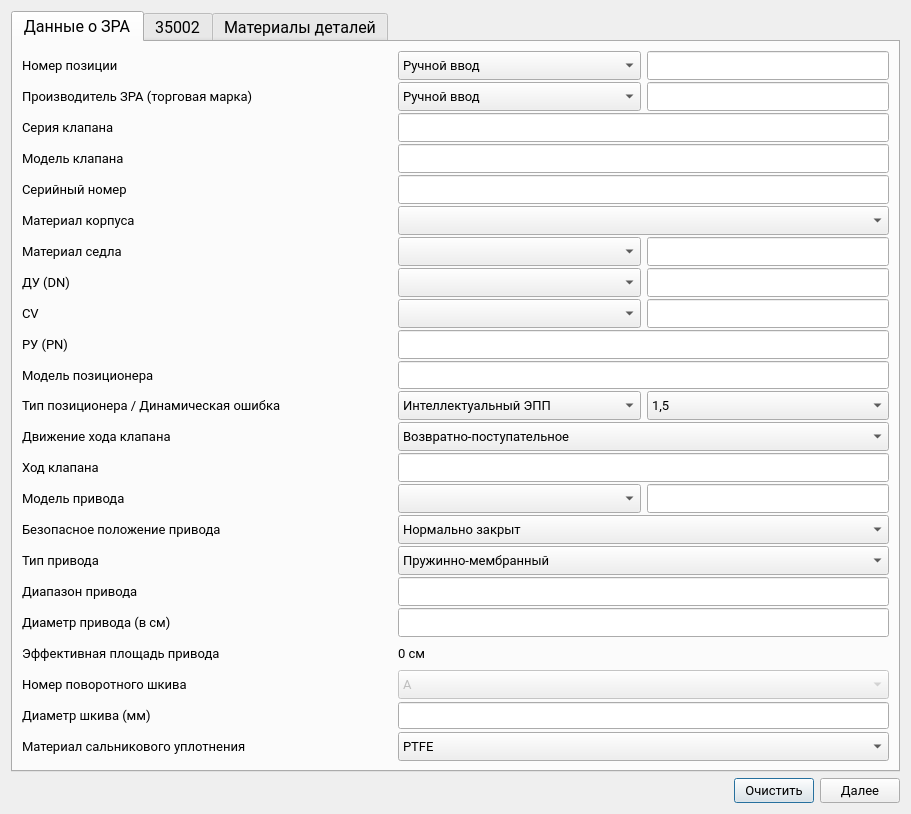
Old version of the form ValveWindow.ui in the repository Rekvim/MpiSdk.
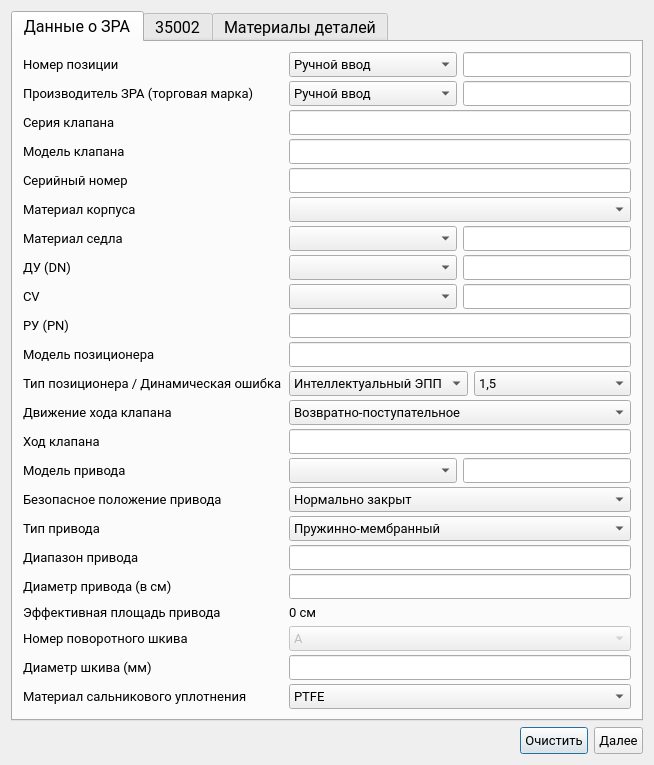
New version of the form.

```diff
--- a/ValveWindow.ui
+++ b/ValveWindow.ui
@@ -6,12 +6,12 @@
    <rect>
     <x>0</x>
     <y>0</y>
-    <width>911</width>
-    <height>814</height>
+    <width>654</width>
+    <height>719</height>
    </rect>
   </property>
   <property name="sizePolicy">
-   <sizepolicy hsizetype="Fixed" vsizetype="Preferred">
+   <sizepolicy hsizetype="Maximum" vsizetype="Maximum">
     <horstretch>0</horstretch>
     <verstretch>0</verstretch>
    </sizepolicy>
@@ -36,10 +36,13 @@
      </property>
      <property name="font">
       <font>
-       <family>Roboto</family>
+       <family>Segoe UI</family>
        <pointsize>12</pointsize>
       </font>
      </property>
+     <property name="styleSheet">
+      <string notr="true"/>
+     </property>
      <property name="currentIndex">
       <number>0</number>
      </property>
@@ -49,7 +52,19 @@
       </attribute>
       <layout class="QVBoxLayout" name="verticalLayout_2">
        <property name="spacing">
-        <number>2</number>
+        <number>4</number>
+       </property>
+       <property name="leftMargin">
+        <number>10</number>
+       </property>
+       <property name="topMargin">
+        <number>10</number>
+       </property>
+       <property name="rightMargin">
+        <number>10</number>
+       </property>
+       <property name="bottomMargin">
+        <number>10</number>
        </property>
        <item>
         <widget class="QWidget" name="widget_positionNumber" native="true">
@@ -70,19 +85,19 @@
            <widget class="QLabel" name="label_positionNumber">
             <property name="minimumSize">
              <size>
-              <width>370</width>
+              <width>260</width>
               <height>0</height>
              </size>
             </property>
             <property name="maximumSize">
              <size>
-              <width>230</width>
+              <width>260</width>
               <height>16777215</height>
              </size>
             </property>
             <property name="font">
              <font>
-              <family>Roboto</family>
+              <family>Segoe UI</family>
               <pointsize>10</pointsize>
              </font>
             </property>
@@ -101,10 +116,13 @@
             </property>
             <property name="font">
              <font>
-              <family>Roboto</family>
+              <family>Segoe UI</family>
               <pointsize>10</pointsize>
              </font>
             </property>
+            <property name="styleSheet">
+             <string notr="true"/>
+            </property>
             <item>
              <property name="text">
               <string>Ручной ввод</string>
@@ -122,10 +140,13 @@
             </property>
             <property name="font">
              <font>
-              <family>Roboto</family>
+              <family>Segoe UI</family>
               <pointsize>10</pointsize>
              </font>
             </property>
+            <property name="styleSheet">
+             <string notr="true"/>
+            </property>
            </widget>
           </item>
          </layout>
@@ -156,19 +177,19 @@
             </property>
             <property name="minimumSize">
              <size>
-              <width>370</width>
+              <width>260</width>
               <height>0</height>
              </size>
             </property>
             <property name="maximumSize">
              <size>
-              <width>230</width>
+              <width>260</width>
               <height>16777215</height>
              </size>
             </property>
             <property name="font">
              <font>
-              <family>Roboto</family>
+              <family>Segoe UI</family>
               <pointsize>10</pointsize>
              </font>
             </property>
@@ -193,10 +214,13 @@
             </property>
             <property name="font">
              <font>
-              <family>Roboto</family>
+              <family>Segoe UI</family>
               <pointsize>10</pointsize>
              </font>
             </property>
+            <property name="styleSheet">
+             <string notr="true"/>
+            </property>
             <item>
              <property name="text">
               <string>Ручной ввод</string>
@@ -214,10 +238,13 @@
             </property>
             <property name="font">
              <font>
-              <family>Roboto</family>
+              <family>Segoe UI</family>
               <pointsize>10</pointsize>
              </font>
             </property>
+            <property name="styleSheet">
+             <string notr="true"/>
+            </property>
            </widget>
           </item>
          </layout>
@@ -242,19 +269,19 @@
            <widget class="QLabel" name="label_valveSeries">
             <property name="minimumSize">
              <size>
-              <width>370</width>
+              <width>260</width>
               <height>0</height>
              </size>
             </property>
             <property name="maximumSize">
              <size>
-              <width>230</width>
+              <width>260</width>
               <height>16777215</height>
              </size>
             </property>
             <property name="font">
              <font>
-              <family>Roboto</family>
+              <family>Segoe UI</family>
               <pointsize>10</pointsize>
              </font>
             </property>
@@ -273,10 +300,13 @@
             </property>
             <property name="font">
              <font>
-              <family>Roboto</family>
+              <family>Segoe UI</family>
               <pointsize>10</pointsize>
              </font>
             </property>
+            <property name="styleSheet">
+             <string notr="true"/>
+            </property>
            </widget>
           </item>
          </layout>
@@ -301,19 +331,19 @@
            <widget class="QLabel" name="label_valveModel">
             <property name="minimumSize">
              <size>
-              <width>370</width>
+              <width>260</width>
               <height>0</height>
              </size>
             </property>
             <property name="maximumSize">
              <size>
-              <width>230</width>
+              <width>260</width>
               <height>16777215</height>
              </size>
             </property>
             <property name="font">
              <font>
-              <family>Roboto</family>
+              <family>Segoe UI</family>
               <pointsize>10</pointsize>
              </font>
             </property>
@@ -332,10 +362,13 @@
             </property>
             <property name="font">
              <font>
-              <family>Roboto</family>
+              <family>Segoe UI</family>
               <pointsize>10</pointsize>
              </font>
             </property>
+            <property name="styleSheet">
+             <string notr="true"/>
+            </property>
            </widget>
           </item>
          </layout>
@@ -360,19 +393,19 @@
            <widget class="QLabel" name="label_serialNumber">
             <property name="minimumSize">
              <size>
-              <width>370</width>
+              <width>260</width>
               <height>0</height>
              </size>
             </property>
             <property name="maximumSize">
              <size>
-              <width>230</width>
+              <width>260</width>
               <height>16777215</height>
              </size>
             </property>
             <property name="font">
              <font>
-              <family>Roboto</family>
+              <family>Segoe UI</family>
               <pointsize>10</pointsize>
              </font>
             </property>
@@ -391,10 +424,13 @@
             </property>
             <property name="font">
              <font>
-              <family>Roboto</family>
+              <family>Segoe UI</family>
               <pointsize>10</pointsize>
              </font>
             </property>
+            <property name="styleSheet">
+             <string notr="true"/>
+            </property>
            </widget>
           </item>
          </layout>
@@ -419,19 +455,19 @@
            <widget class="QLabel" name="label_materialBody">
             <property name="minimumSize">
              <size>
-              <width>370</width>
+              <width>260</width>
               <height>0</height>
              </size>
             </property>
             <property name="maximumSize">
              <size>
-              <width>230</width>
+              <width>260</width>
               <height>16777215</height>
              </size>
             </property>
             <property name="font">
              <font>
-              <family>Roboto</family>
+              <family>Segoe UI</family>
               <pointsize>10</pointsize>
              </font>
             </property>
@@ -456,10 +492,13 @@
             </property>
             <property name="font">
              <font>
-              <family>Roboto</family>
+              <family>Segoe UI</family>
               <pointsize>10</pointsize>
              </font>
             </property>
+            <property name="styleSheet">
+             <string notr="true"/>
+            </property>
            </widget>
           </item>
          </layout>
@@ -484,19 +523,19 @@
            <widget class="QLabel" name="label_material_saddleMaterials">
             <property name="minimumSize">
              <size>
-              <width>370</width>
+              <width>260</width>
               <height>0</height>
              </size>
             </property>
             <property name="maximumSize">
              <size>
-              <width>230</width>
+              <width>260</width>
               <height>16777215</height>
              </size>
             </property>
             <property name="font">
              <font>
-              <family>Roboto</family>
+              <family>Segoe UI</family>
               <pointsize>10</pointsize>
              </font>
             </property>
@@ -515,10 +554,13 @@
             </property>
             <property name="font">
              <font>
-              <family>Roboto</family>
+              <family>Segoe UI</family>
               <pointsize>10</pointsize>
              </font>
             </property>
+            <property name="styleSheet">
+             <string notr="true"/>
+            </property>
            </widget>
           </item>
           <item>
@@ -531,10 +573,13 @@
             </property>
             <property name="font">
              <font>
-              <family>Roboto</family>
+              <family>Segoe UI</family>
               <pointsize>10</pointsize>
              </font>
             </property>
+            <property name="styleSheet">
+             <string notr="true"/>
+            </property>
            </widget>
           </item>
          </layout>
@@ -559,19 +604,19 @@
            <widget class="QLabel" name="label_DN">
             <property name="minimumSize">
              <size>
-              <width>370</width>
+              <width>260</width>
               <height>0</height>
              </size>
             </property>
             <property name="maximumSize">
              <size>
-              <width>230</width>
+              <width>260</width>
               <height>16777215</height>
              </size>
             </property>
             <property name="font">
              <font>
-              <family>Roboto</family>
+              <family>Segoe UI</family>
               <pointsize>10</pointsize>
              </font>
             </property>
@@ -596,10 +641,13 @@
             </property>
             <property name="font">
              <font>
-              <family>Roboto</family>
+              <family>Segoe UI</family>
               <pointsize>10</pointsize>
              </font>
             </property>
+            <property name="styleSheet">
+             <string notr="true"/>
+            </property>
            </widget>
           </item>
           <item>
@@ -612,10 +660,13 @@
             </property>
             <property name="font">
              <font>
-              <family>Roboto</family>
+              <family>Segoe UI</family>
               <pointsize>10</pointsize>
              </font>
             </property>
+            <property name="styleSheet">
+             <string notr="true"/>
+            </property>
            </widget>
           </item>
          </layout>
@@ -640,19 +691,19 @@
            <widget class="QLabel" name="label_CV">
             <property name="minimumSize">
              <size>
-              <width>370</width>
+              <width>260</width>
               <height>0</height>
              </size>
             </property>
             <property name="maximumSize">
              <size>
-              <width>230</width>
+              <width>260</width>
               <height>16777215</height>
              </size>
             </property>
             <property name="font">
              <font>
-              <family>Roboto</family>
+              <family>Segoe UI</family>
               <pointsize>10</pointsize>
              </font>
             </property>
@@ -671,10 +722,13 @@
             </property>
             <property name="font">
              <font>
-              <family>Roboto</family>
+              <family>Segoe UI</family>
               <pointsize>10</pointsize>
              </font>
             </property>
+            <property name="styleSheet">
+             <string notr="true"/>
+            </property>
            </widget>
           </item>
           <item>
@@ -687,10 +741,13 @@
             </property>
             <property name="font">
              <font>
-              <family>Roboto</family>
+              <family>Segoe UI</family>
               <pointsize>10</pointsize>
              </font>
             </property>
+            <property name="styleSheet">
+             <string notr="true"/>
+            </property>
            </widget>
           </item>
          </layout>
@@ -715,19 +772,19 @@
            <widget class="QLabel" name="label_PN">
             <property name="minimumSize">
              <size>
-              <width>370</width>
+              <width>260</width>
               <height>0</height>
              </size>
             </property>
             <property name="maximumSize">
              <size>
-              <width>230</width>
+              <width>260</width>
               <height>16777215</height>
              </size>
             </property>
             <property name="font">
              <font>
-              <family>Roboto</family>
+              <family>Segoe UI</family>
               <pointsize>10</pointsize>
              </font>
             </property>
@@ -746,10 +803,13 @@
             </property>
             <property name="font">
              <font>
-              <family>Roboto</family>
+              <family>Segoe UI</family>
               <pointsize>10</pointsize>
              </font>
             </property>
+            <property name="styleSheet">
+             <string notr="true"/>
+            </property>
            </widget>
           </item>
          </layout>
@@ -774,19 +834,19 @@
            <widget class="QLabel" name="label_positionerModel">
             <property name="minimumSize">
              <size>
-              <width>370</width>
+              <width>260</width>
               <height>0</height>
              </size>
             </property>
             <property name="maximumSize">
              <size>
-              <width>230</width>
+              <width>260</width>
               <height>16777215</height>
              </size>
             </property>
             <property name="font">
              <font>
-              <family>Roboto</family>
+              <family>Segoe UI</family>
               <pointsize>10</pointsize>
              </font>
             </property>
@@ -805,10 +865,13 @@
             </property>
             <property name="font">
              <font>
-              <family>Roboto</family>
+              <family>Segoe UI</family>
               <pointsize>10</pointsize>
              </font>
             </property>
+            <property name="styleSheet">
+             <string notr="true"/>
+            </property>
            </widget>
           </item>
          </layout>
@@ -833,19 +896,19 @@
            <widget class="QLabel" name="label_dinamicError_positionerType">
             <property name="minimumSize">
              <size>
-              <width>370</width>
+              <width>260</width>
               <height>0</height>
              </size>
             </property>
             <property name="maximumSize">
              <size>
-              <width>230</width>
+              <width>260</width>
               <height>16777215</height>
              </size>
             </property>
             <property name="font">
              <font>
-              <family>Roboto</family>
+              <family>Segoe UI</family>
               <pointsize>10</pointsize>
              </font>
             </property>
@@ -864,10 +927,13 @@
             </property>
             <property name="font">
              <font>
-              <family>Roboto</family>
+              <family>Segoe UI</family>
               <pointsize>10</pointsize>
              </font>
             </property>
+            <property name="styleSheet">
+             <string notr="true"/>
+            </property>
             <item>
              <property name="text">
               <string>Интеллектуальный ЭПП</string>
@@ -895,10 +961,13 @@
             </property>
             <property name="font">
              <font>
-              <family>Roboto</family>
+              <family>Segoe UI</family>
               <pointsize>10</pointsize>
              </font>
             </property>
+            <property name="styleSheet">
+             <string notr="true"/>
+            </property>
             <item>
              <property name="text">
               <string>1,5</string>
@@ -933,19 +1002,19 @@
            <widget class="QLabel" name="label_strokeMovement">
             <property name="minimumSize">
              <size>
-              <width>370</width>
+              <width>260</width>
               <height>0</height>
              </size>
             </property>
             <property name="maximumSize">
              <size>
-              <width>230</width>
+              <width>260</width>
               <height>16777215</height>
              </size>
             </property>
             <property name="font">
              <font>
-              <family>Roboto</family>
+              <family>Segoe UI</family>
               <pointsize>10</pointsize>
              </font>
             </property>
@@ -964,10 +1033,13 @@
             </property>
             <property name="font">
              <font>
-              <family>Roboto</family>
+              <family>Segoe UI</family>
               <pointsize>10</pointsize>
              </font>
             </property>
+            <property name="styleSheet">
+             <string notr="true"/>
+            </property>
             <item>
              <property name="text">
               <string>Возвратно-поступательное</string>
@@ -1002,19 +1074,19 @@
            <widget class="QLabel" name="label_valveStroke">
             <property name="minimumSize">
              <size>
-              <width>370</width>
+              <width>260</width>
               <height>0</height>
              </size>
             </property>
             <property name="maximumSize">
              <size>
-              <width>230</width>
+              <width>260</width>
               <height>16777215</height>
              </size>
             </property>
             <property name="font">
              <font>
-              <family>Roboto</family>
+              <family>Segoe UI</family>
               <pointsize>10</pointsize>
              </font>
             </property>
@@ -1033,10 +1105,13 @@
             </property>
             <property name="font">
              <font>
-              <family>Roboto</family>
+              <family>Segoe UI</family>
               <pointsize>10</pointsize>
              </font>
             </property>
+            <property name="styleSheet">
+             <string notr="true"/>
+            </property>
            </widget>
           </item>
          </layout>
@@ -1061,19 +1136,19 @@
            <widget class="QLabel" name="label_driveModel">
             <property name="minimumSize">
              <size>
-              <width>370</width>
+              <width>260</width>
               <height>0</height>
              </size>
             </property>
             <property name="maximumSize">
              <size>
-              <width>230</width>
+              <width>260</width>
               <height>16777215</height>
              </size>
             </property>
             <property name="font">
              <font>
-              <family>Roboto</family>
+              <family>Segoe UI</family>
               <pointsize>10</pointsize>
              </font>
             </property>
@@ -1098,10 +1173,13 @@
             </property>
             <property name="font">
              <font>
-              <family>Roboto</family>
+              <family>Segoe UI</family>
               <pointsize>10</pointsize>
              </font>
             </property>
+            <property name="styleSheet">
+             <string notr="true"/>
+            </property>
            </widget>
           </item>
           <item>
@@ -1114,10 +1192,13 @@
             </property>
             <property name="font">
              <font>
-              <family>Roboto</family>
+              <family>Segoe UI</family>
               <pointsize>10</pointsize>
              </font>
             </property>
+            <property name="styleSheet">
+             <string notr="true"/>
+            </property>
            </widget>
           </item>
          </layout>
@@ -1142,19 +1223,19 @@
            <widget class="QLabel" name="label_safePosition">
             <property name="minimumSize">
              <size>
-              <width>370</width>
+              <width>260</width>
               <height>0</height>
              </size>
             </property>
             <property name="maximumSize">
              <size>
-              <width>230</width>
+              <width>260</width>
               <height>16777215</height>
              </size>
             </property>
             <property name="font">
              <font>
-              <family>Roboto</family>
+              <family>Segoe UI</family>
               <pointsize>10</pointsize>
              </font>
             </property>
@@ -1173,10 +1254,13 @@
             </property>
             <property name="font">
              <font>
-              <family>Roboto</family>
+              <family>Segoe UI</family>
               <pointsize>10</pointsize>
              </font>
             </property>
+            <property name="styleSheet">
+             <string notr="true"/>
+            </property>
             <item>
              <property name="text">
               <string>Нормально закрыт</string>
@@ -1211,19 +1295,19 @@
            <widget class="QLabel" name="label_driveType">
             <property name="minimumSize">
              <size>
-              <width>370</width>
+              <width>260</width>
               <height>0</height>
              </size>
             </property>
             <property name="maximumSize">
              <size>
-              <width>230</width>
+              <width>260</width>
               <height>16777215</height>
              </size>
             </property>
             <property name="font">
              <font>
-              <family>Roboto</family>
+              <family>Segoe UI</family>
               <pointsize>10</pointsize>
              </font>
             </property>
@@ -1242,10 +1326,13 @@
             </property>
             <property name="font">
              <font>
-              <family>Roboto</family>
+              <family>Segoe UI</family>
               <pointsize>10</pointsize>
              </font>
             </property>
+            <property name="styleSheet">
+             <string notr="true"/>
+            </property>
             <item>
              <property name="text">
               <string>Пружинно-мембранный</string>
@@ -1280,19 +1367,19 @@
            <widget class="QLabel" name="label_driveRange">
             <property name="minimumSize">
              <size>
-              <width>370</width>
+              <width>260</width>
               <height>0</height>
              </size>
             </property>
             <property name="maximumSize">
              <size>
-              <width>230</width>
+              <width>260</width>
               <height>16777215</height>
              </size>
             </property>
             <property name="font">
              <font>
-              <family>Roboto</family>
+              <family>Segoe UI</family>
               <pointsize>10</pointsize>
              </font>
             </property>
@@ -1311,10 +1398,13 @@
             </property>
             <property name="font">
              <font>
-              <family>Roboto</family>
+              <family>Segoe UI</family>
               <pointsize>10</pointsize>
              </font>
             </property>
+            <property name="styleSheet">
+             <string notr="true"/>
+            </property>
            </widget>
           </item>
          </layout>
@@ -1339,19 +1429,19 @@
            <widget class="QLabel" name="label_driveDiameter">
             <property name="minimumSize">
              <size>
-              <width>370</width>
+              <width>260</width>
               <height>0</height>
              </size>
             </property>
             <property name="maximumSize">
              <size>
-              <width>230</width>
+              <width>260</width>
               <height>16777215</height>
              </size>
             </property>
             <property name="font">
              <font>
-              <family>Roboto</family>
+              <family>Segoe UI</family>
               <pointsize>10</pointsize>
              </font>
             </property>
@@ -1370,10 +1460,13 @@
             </property>
             <property name="font">
              <font>
-              <family>Roboto</family>
+              <family>Segoe UI</family>
               <pointsize>10</pointsize>
              </font>
             </property>
+            <property name="styleSheet">
+             <string notr="true"/>
+            </property>
            </widget>
           </item>
          </layout>
@@ -1398,19 +1491,19 @@
            <widget class="QLabel" name="label_square_2">
             <property name="minimumSize">
              <size>
-              <width>370</width>
+              <width>260</width>
               <height>0</height>
              </size>
             </property>
             <property name="maximumSize">
              <size>
-              <width>230</width>
+              <width>260</width>
               <height>16777215</height>
              </size>
             </property>
             <property name="font">
              <font>
-              <family>Roboto</family>
+              <family>Segoe UI</family>
               <pointsize>10</pointsize>
              </font>
             </property>
@@ -1423,10 +1516,13 @@
            <widget class="QLabel" name="label_square">
             <property name="font">
              <font>
-              <family>Roboto</family>
+              <family>Segoe UI</family>
               <pointsize>10</pointsize>
              </font>
             </property>
+            <property name="styleSheet">
+             <string notr="true"/>
+            </property>
             <property name="text">
              <string>0 см</string>
             </property>
@@ -1454,19 +1550,19 @@
            <widget class="QLabel" name="label_toolNumber">
             <property name="minimumSize">
              <size>
-              <width>370</width>
+              <width>260</width>
               <height>0</height>
              </size>
             </property>
             <property name="maximumSize">
              <size>
-              <width>230</width>
+              <width>260</width>
               <height>16777215</height>
              </size>
             </property>
             <property name="font">
              <font>
-              <family>Roboto</family>
+              <family>Segoe UI</family>
               <pointsize>10</pointsize>
              </font>
             </property>
@@ -1488,10 +1584,13 @@
             </property>
             <property name="font">
              <font>
-              <family>Roboto</family>
+              <family>Segoe UI</family>
               <pointsize>10</pointsize>
              </font>
             </property>
+            <property name="styleSheet">
+             <string notr="true"/>
+            </property>
             <item>
              <property name="text">
               <string>A</string>
@@ -1541,19 +1640,19 @@
            <widget class="QLabel" name="label_diameterPulley">
             <property name="minimumSize">
              <size>
-              <width>370</width>
+              <width>260</width>
               <height>0</height>
              </size>
             </property>
             <property name="maximumSize">
              <size>
-              <width>230</width>
+              <width>260</width>
               <height>16777215</height>
              </size>
             </property>
             <property name="font">
              <font>
-              <family>Roboto</family>
+              <family>Segoe UI</family>
               <pointsize>10</pointsize>
              </font>
             </property>
@@ -1564,6 +1663,14 @@
           </item>
           <item>
            <widget class="QLineEdit" name="lineEdit_diameterPulley">
+            <property name="font">
+             <font>
+              <pointsize>10</pointsize>
+             </font>
+            </property>
+            <property name="styleSheet">
+             <string notr="true"/>
+            </property>
             <property name="readOnly">
              <bool>true</bool>
             </property>
@@ -1591,19 +1698,19 @@
            <widget class="QLabel" name="label_materialStuffingBoxSeal">
             <property name="minimumSize">
              <size>
-              <width>370</width>
+              <width>260</width>
               <height>0</height>
              </size>
             </property>
             <property name="maximumSize">
              <size>
-              <width>230</width>
+              <width>260</width>
               <height>16777215</height>
              </size>
             </property>
             <property name="font">
              <font>
-              <family>Roboto</family>
+              <family>Segoe UI</family>
               <pointsize>10</pointsize>
              </font>
             </property>
@@ -1622,10 +1729,13 @@
             </property>
             <property name="font">
              <font>
-              <family>Roboto</family>
+              <family>Segoe UI</family>
               <pointsize>10</pointsize>
              </font>
             </property>
+            <property name="styleSheet">
+             <string notr="true"/>
+            </property>
             <item>
              <property name="text">
               <string>PTFE</string>
@@ -2406,10 +2516,13 @@
       <widget class="QPushButton" name="pushButton_clear">
        <property name="font">
         <font>
-         <family>Roboto</family>
+         <family>Segoe UI</family>
          <pointsize>10</pointsize>
         </font>
        </property>
+       <property name="styleSheet">
+        <string notr="true">padding: 4px;</string>
+       </property>
        <property name="text">
         <string>Очистить</string>
        </property>
@@ -2419,10 +2532,13 @@
       <widget class="QPushButton" name="pushButton">
        <property name="font">
         <font>
-         <family>Roboto</family>
+         <family>Segoe UI</family>
          <pointsize>10</pointsize>
         </font>
        </property>
+       <property name="styleSheet">
+        <string notr="true">padding: 4px;</string>
+       </property>
        <property name="text">
         <string>Далее</string>
        </property>
```
Left out of the diff: 226 changed lines with no effect on the pictures.
